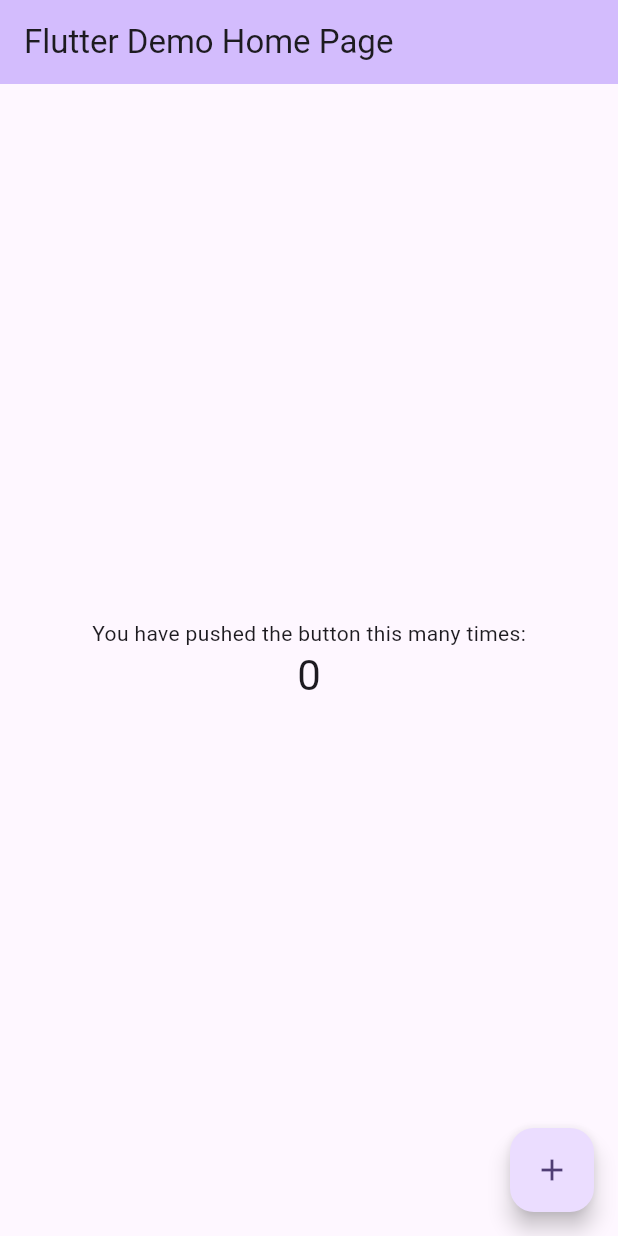
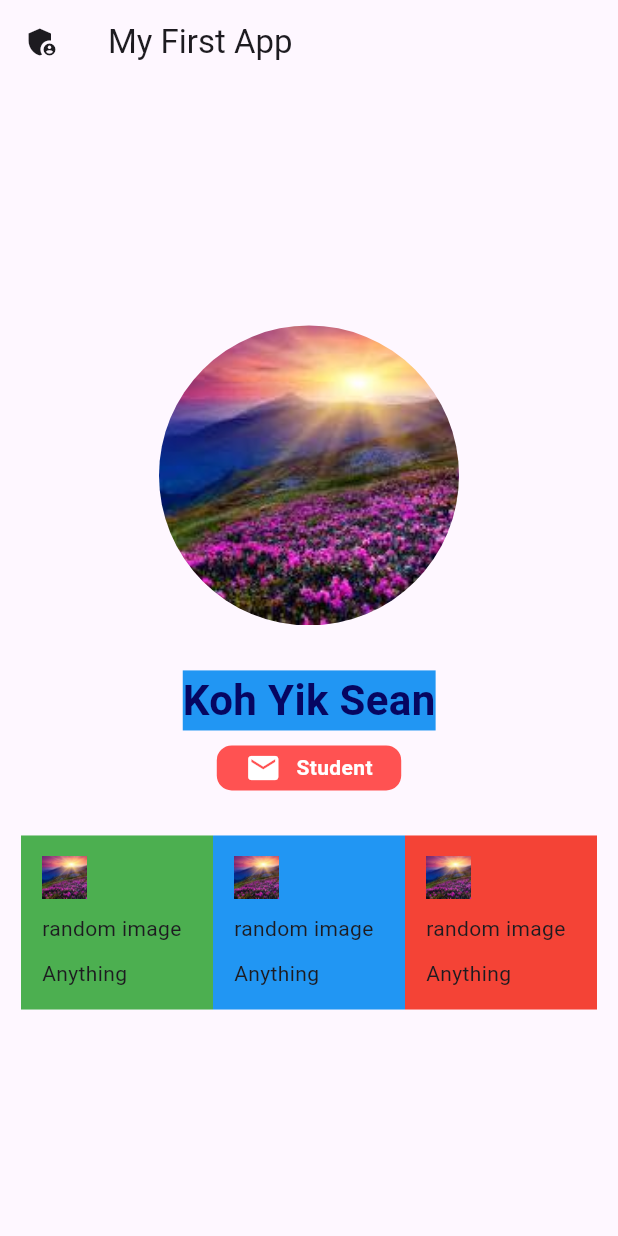
Before and after one commit to kohyiksean/lab1original, a Flutter app: the screen it shows after launch, on a phone screen of 412 x 824 dp. Run offline on Flutter 3.47's test engine with Material 3 defaults, Android fonts, the phone set to English and light mode, and no system bars; our stand-ins replace material_ui.

Commit message:
updated project files

```diff
--- /dev/null
+++ b/lib/block.dart
@@ -0,0 +1,30 @@
+import 'package:material_ui/material_ui.dart';
+
+class Block extends StatelessWidget {
+  const Block(this.image, this.title, {super.key, required this.colour});
+
+  final String image;
+  final String title;
+  final Color colour;
+
+  @override
+  Widget build(BuildContext context) {
+    return Container(
+      padding: const EdgeInsets.all(14),
+      decoration: BoxDecoration(
+        color: colour,
+
+      ),
+      child: Column(
+        crossAxisAlignment: CrossAxisAlignment.start,
+        children: [
+          Image.asset(image,width:30),
+          const SizedBox(height: 10),
+          Text(title),
+          const SizedBox(height: 10),
+          const Text('Anything'),
+        ],
+      ),
+    );
+  }
+}
--- a/lib/main.dart
+++ b/lib/main.dart
@@ -1,4 +1,5 @@
 import 'package:material_ui/material_ui.dart';
+import 'package:testlab2/block.dart';
 
 void main() {
   runApp(const MyApp());
@@ -7,115 +8,117 @@ void main() {
 class MyApp extends StatelessWidget {
   const MyApp({super.key});
 
-  // This widget is the root of your application.
   @override
   Widget build(BuildContext context) {
-    return MaterialApp(
-      title: 'Flutter Demo',
-      theme: ThemeData(
-        // This is the theme of your application.
-        //
-        // TRY THIS: Try running your application with "flutter run". You'll see
-        // the application has a purple toolbar. Then, without quitting the app,
-        // try changing the seedColor in the colorScheme below to Colors.green
-        // and then invoke "hot reload" (save your changes or press the "hot
-        // reload" button in a Flutter-supported IDE, or press "r" if you used
-        // the command line to start the app).
-        //
-        // Notice that the counter didn't reset back to zero; the application
-        // state is not lost during the reload. To reset the state, use hot
-        // restart instead.
-        //
-        // This works for code too, not just values: Most code changes can be
-        // tested with just a hot reload.
-        colorScheme: .fromSeed(seedColor: Colors.deepPurple),
-      ),
-      home: const MyHomePage(title: 'Flutter Demo Home Page'),
+    return const MaterialApp(
+      debugShowCheckedModeBanner: false,
+      title: 'Test Lab',
+      home: TestLab(),
     );
   }
 }
 
-class MyHomePage extends StatefulWidget {
-  const MyHomePage({super.key, required this.title});
+class TestLab extends StatelessWidget {
+  const TestLab({super.key});
 
-  // This widget is the home page of your application. It is stateful, meaning
-  // that it has a State object (defined below) that contains fields that affect
-  // how it looks.
-
-  // This class is the configuration for the state. It holds the values (in this
-  // case the title) provided by the parent (in this case the App widget) and
-  // used by the build method of the State. Fields in a Widget subclass are
-  // always marked "final".
-
-  final String title;
-
-  @override
-  State<MyHomePage> createState() => _MyHomePageState();
-}
-
-class _MyHomePageState extends State<MyHomePage> {
-  int _counter = 0;
-
-  void _incrementCounter() {
-    setState(() {
-      // This call to setState tells the Flutter framework that something has
-      // changed in this State, which causes it to rerun the build method below
-      // so that the display can reflect the updated values. If we changed
-      // _counter without calling setState(), then the build method would not be
-      // called again, and so nothing would appear to happen.
-      _counter++;
-    });
+  void printName(String name) {
+    debugPrint('hello $name');
   }
 
   @override
   Widget build(BuildContext context) {
-    // This method is rerun every time setState is called, for instance as done
-    // by the _incrementCounter method above.
-    //
-    // The Flutter framework has been optimized to make rerunning build methods
-    // fast, so that you can just rebuild anything that needs updating rather
-    // than having to individually change instances of widgets.
     return Scaffold(
       appBar: AppBar(
-        // TRY THIS: Try changing the color here to a specific color (to
-        // Colors.amber, perhaps?) and trigger a hot reload to see the AppBar
-        // change color while the other colors stay the same.
-        backgroundColor: Theme.of(context).colorScheme.inversePrimary,
-        // Here we take the value from the MyHomePage object that was created by
-        // the App.build method, and use it to set our appbar title.
-        title: Text(widget.title),
+        title: const Text('My First App'),
+        leading: IconButton(
+          onPressed: () {
+            printName('Sean');
+          },
+          tooltip: 'Print name',
+          icon: const Icon(Icons.admin_panel_settings),
+        ),
       ),
       body: Center(
-        // Center is a layout widget. It takes a single child and positions it
-        // in the middle of the parent.
+        child: SingleChildScrollView(
           child: Column(
-          // Column is also a layout widget. It takes a list of children and
-          // arranges them vertically. By default, it sizes itself to fit its
-          // children horizontally, and tries to be as tall as its parent.
-          //
-          // Column has various properties to control how it sizes itself and
-          // how it positions its children. Here we use mainAxisAlignment to
-          // center the children vertically; the main axis here is the vertical
-          // axis because Columns are vertical (the cross axis would be
-          // horizontal).
-          //
-          // TRY THIS: Invoke "debug painting" (choose the "Toggle Debug Paint"
-          // action in the IDE, or press "p" in the console), to see the
-          // wireframe for each widget.
-          mainAxisAlignment: .center,
             children: [
-            const Text('You have pushed the button this many times:'),
+              const SizedBox(height: 40),
+              ClipOval(
+                child: Image.asset(
+                  'assets/staivell.png',
+                  width: 200,
+                  height: 200,
+                  fit: BoxFit.cover,
+                ),
+              ),
+              const SizedBox(height: 30),
+              const Text(
+                'Koh Yik Sean',
+                style: TextStyle(
+                  color: Color.fromARGB(255, 6, 6, 97),
+                  fontSize: 28,
+                  fontWeight: FontWeight.bold,
+                  backgroundColor: Colors.blue,
+                ),
+              ),
+              const SizedBox(height: 10),
+              Container(
+                padding: const EdgeInsets.symmetric(
+                  horizontal: 19,
+                  vertical: 3,
+                ),
+                decoration: BoxDecoration(
+                  color: Colors.redAccent,
+                  borderRadius: BorderRadius.circular(10),
+                ),
+                child: const Row(
+                  mainAxisSize: MainAxisSize.min,
+                  children: [
+                    Icon(Icons.email, color: Colors.white),
+                    SizedBox(width: 10),
                     Text(
-              '$_counter',
-              style: Theme.of(context).textTheme.headlineMedium,
+                      'Student',
+                      style: TextStyle(
+                        color: Colors.white,
+                        fontWeight: FontWeight.bold,
+                      ),
                     ),
                   ],
                 ),
               ),
-      floatingActionButton: FloatingActionButton(
-        onPressed: _incrementCounter,
-        tooltip: 'Increment',
-        child: const Icon(Icons.add),
+              const SizedBox(height: 30),
+              Padding(
+                padding: const EdgeInsets.symmetric(horizontal: 14),
+                child: Row(
+                  children: [
+                    Expanded(
+                      child: Block(
+                        'assets/staivell.png',
+                        'random image',
+                        colour: Colors.green,
+                      ),
+                    ),
+                    Expanded(
+                      child: Block(
+                        'assets/staivell.png',
+                        'random image',
+                        colour: Colors.blue,
+                      ),
+                    ),
+                    Expanded(
+                      child: Block(
+                        'assets/staivell.png',
+                        'random image',
+                        colour: Colors.red,
+                      ),
+                    ),
+                  ],
+                ),
+              ),
+              const SizedBox(height: 30),
+            ],
+          ),
+        ),
       ),
     );
   }
--- a/pubspec.yaml
+++ b/pubspec.yaml
@@ -57,6 +57,8 @@ flutter:
   # included with your application, so that you can use the icons in
   # the material Icons class.
   uses-material-design: true
+  assets:
+    - assets/staivell.png
 
   # To add assets to your application, add an assets section, like this:
   # assets:
```
Also changed, not shown: assets/staivell.png (added), 1 other file. Lines whose indentation alone changed are shown as unchanged.
